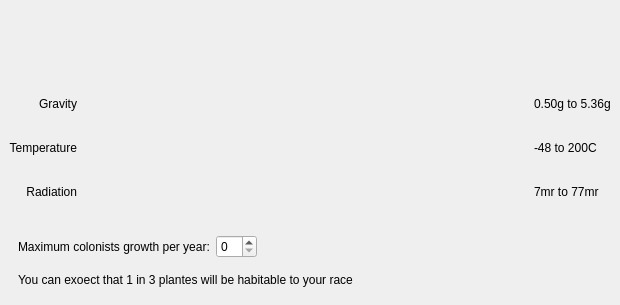
This is QtClient/rw_page4.ui in vkholodkov/freestars as Qt 5 draws it before an edit. The edited form follows.
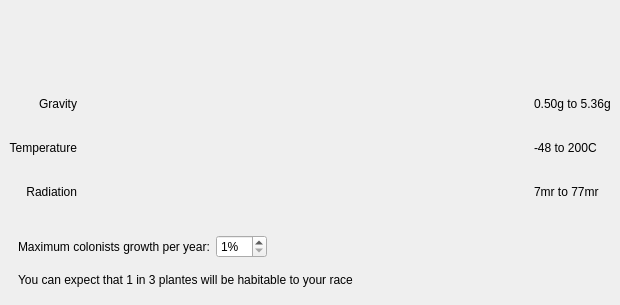
This is the edited form.

Commit message: Race Wizard Page 6 setup

What changed in the file:
```diff
--- a/QtClient/rw_page4.ui
+++ b/QtClient/rw_page4.ui
@@ -158,7 +158,17 @@
              </widget>
             </item>
             <item>
-             <widget class="QSpinBox" name="spinBox"/>
+             <widget class="QSpinBox" name="growthRateBox">
+              <property name="suffix">
+               <string>%</string>
+              </property>
+              <property name="minimum">
+               <number>1</number>
+              </property>
+              <property name="maximum">
+               <number>20</number>
+              </property>
+             </widget>
             </item>
             <item>
              <spacer name="horizontalSpacer">
@@ -179,7 +189,7 @@
          <item>
           <widget class="QLabel" name="label">
            <property name="text">
-            <string>You can exoect that 1 in 3 plantes will be habitable to your race</string>
+            <string>You can expect that 1 in 3 plantes will be habitable to your race</string>
            </property>
            <property name="alignment">
             <set>Qt::AlignLeading|Qt::AlignLeft|Qt::AlignTop</set>
```
The commit also changes 3 other files.
